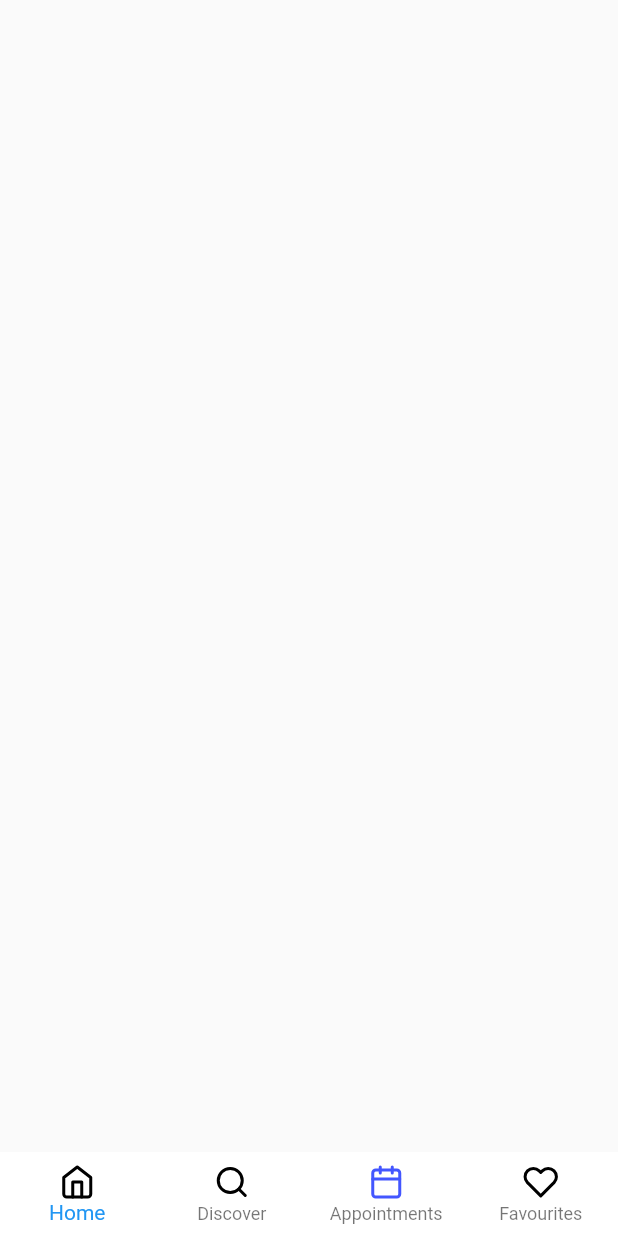
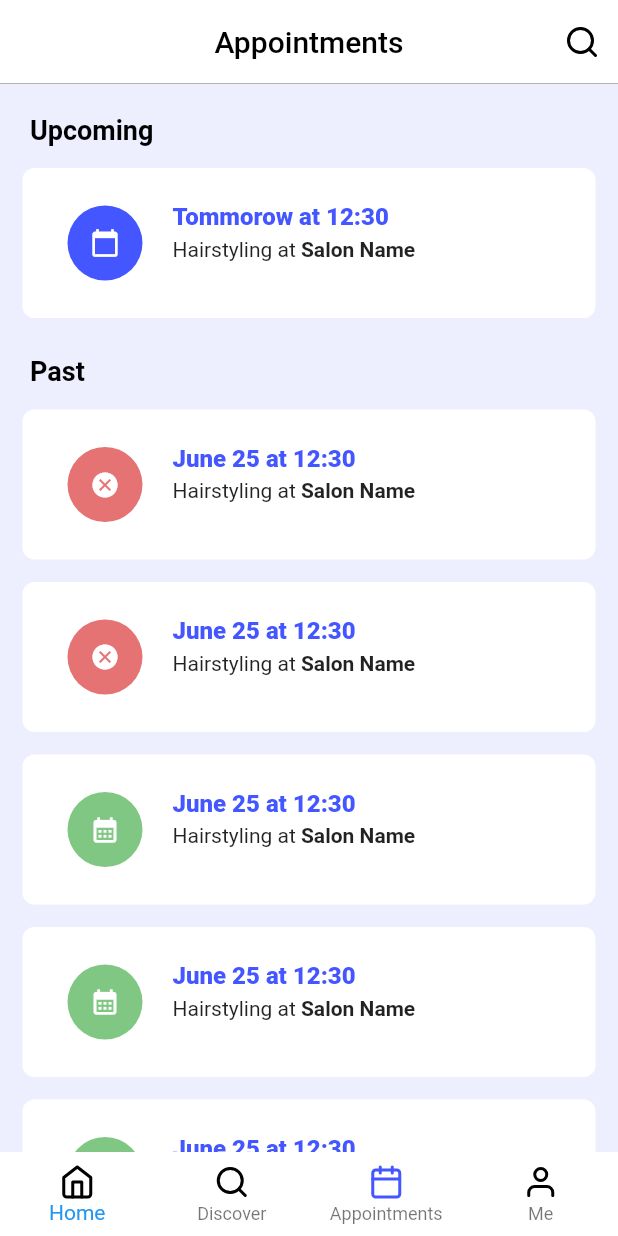
Before and after one commit to sanyogsr/hairon, a Flutter app: the screen it shows after launch, swiped to page 3, on a phone screen of 412 x 824 dp. Run offline on Flutter 3.47's test engine with Material 2 defaults, Android fonts, the phone set to English and light mode, and no system bars; our stand-ins replace flutter_dotenv, flutter_feather_icons, supabase_flutter; accounts and stored records are empty.

Commit message:
discover,appointmentscreen added

```diff
--- a/lib/features/presentation/Layouts/mobile_screen_layout.dart
+++ b/lib/features/presentation/Layouts/mobile_screen_layout.dart
@@ -78,10 +78,10 @@ class _MobileScreenLayoutState extends State<MobileScreenLayout> {
           ),
           BottomNavigationBarItem(
             icon: Icon(
-              FeatherIcons.heart,
+              FeatherIcons.user,
               color: _page == 3 ? primaryColor : Colors.black,
             ),
-            label: "Favourites",
+            label: "Me",
           ),
         ],
         onTap: navigationtopage,
--- a/lib/features/presentation/screens/appointment.dart
+++ /dev/null
@@ -1,10 +0,0 @@
-import 'package:flutter/material.dart';
-
-class Appointment extends StatelessWidget {
-const Appointment({ Key? key }) : super(key: key);
-
-  @override
-  Widget build(BuildContext context){
-    return Container();
-  }
-}
--- /dev/null
+++ b/lib/features/presentation/screens/appointment_screen.dart
@@ -0,0 +1,77 @@
+import 'package:flutter/material.dart';
+import 'package:flutter_feather_icons/flutter_feather_icons.dart';
+import 'package:hairon/features/presentation/widgets/appointmentScreen/appointment_history_list.dart';
+import 'package:hairon/features/presentation/widgets/appointmentScreen/upcoming_list.dart';
+import 'package:hairon/features/presentation/widgets/styling/theme/style.dart';
+
+class AppointmentScreen extends StatelessWidget {
+  const AppointmentScreen({Key? key}) : super(key: key);
+
+  @override
+  Widget build(BuildContext context) {
+    return Scaffold(
+      backgroundColor: fadeColor,
+      body: CustomScrollView(
+        physics: AlwaysScrollableScrollPhysics(parent: BouncingScrollPhysics()),
+        slivers: <Widget>[
+          SliverAppBar(
+            // scrolledUnderElevation: 1,
+            floating: false,
+            pinned: true,
+            backgroundColor: whiteColor,
+            actions: [
+              IconButton(
+                  onPressed: () {},
+                  icon: Icon(
+                    FeatherIcons.search,
+                    color: blackColor,
+                  ))
+            ],
+            flexibleSpace: Container(
+              decoration: BoxDecoration(
+                  border: Border(
+                      bottom: BorderSide(
+                          color: blackColor.withOpacity(.4), width: 0.5))),
+              child: FlexibleSpaceBar(
+                centerTitle: true,
+                title: Text(
+                  "Appointments",
+                  style: TextStyle(
+                    color: Colors.black,
+                    fontSize: 20,
+                    fontWeight: FontWeight.w500,
+                  ),
+                ),
+              ),
+            ),
+          ),
+          SliverToBoxAdapter(
+            child: Container(
+                margin: EdgeInsets.only(left: 20, top: 20),
+                child: Text(
+                  "Upcoming",
+                  style: TextStyle(
+                      color: blackColor,
+                      fontSize: 18,
+                      fontWeight: FontWeight.w600),
+                )),
+          ),
+          SliverPadding(padding: EdgeInsets.all(15), sliver: UpcomingList()),
+          SliverToBoxAdapter(
+            child: Container(
+                margin: EdgeInsets.only(left: 20),
+                child: Text(
+                  "Past",
+                  style: TextStyle(
+                      color: blackColor,
+                      fontSize: 18,
+                      fontWeight: FontWeight.w600),
+                )),
+          ),
+
+          SliverPadding(padding: EdgeInsets.all(15), sliver: AppointmentHistoryList()),
+        ],
+      ),
+    );
+  }
+}
--- /dev/null
+++ b/lib/features/presentation/widgets/appointmentScreen/upcoming_list.dart
@@ -0,0 +1,17 @@
+import 'package:flutter/cupertino.dart';
+import 'package:hairon/features/presentation/widgets/common/appointment_time_card.dart';
+import 'package:hairon/features/presentation/widgets/discoverscreen/salon_card.dart';
+import 'package:hairon/features/presentation/widgets/styling/theme/style.dart';
+
+Widget UpcomingList() {
+  return SliverList(
+      delegate: SliverChildBuilderDelegate(
+    (BuildContext context, int index) {
+      return AppointmentTimeCard(
+        isMarginNeeded: true,
+        color: whiteColor,
+      );
+    },
+    childCount: 1, // Replace with your item count
+  ));
+}
--- /dev/null
+++ b/lib/features/presentation/widgets/common/appointment_time_card.dart
@@ -0,0 +1,73 @@
+import 'package:flutter/material.dart';
+import 'package:hairon/features/presentation/widgets/styling/theme/style.dart';
+
+class AppointmentTimeCard extends StatelessWidget{
+  final bool? isMarginNeeded;
+  final Color color;
+  AppointmentTimeCard({Key? key,  this.isMarginNeeded, required this.color}): super(key: key);
+
+  @override
+  Widget build(BuildContext context){
+    return  Container(
+      margin: isMarginNeeded == true ? EdgeInsets.only(bottom: 10, ):  null
+
+           ,
+      height: 100,
+      width: MediaQuery.of(context).size.width,
+      decoration: BoxDecoration(
+          color: color,
+          borderRadius: BorderRadius.circular(8)),
+      child: Row(
+        children: [
+          Container(
+            margin: EdgeInsets.only(
+                top: 20, left: 30, bottom: 20),
+            height: 55,
+            width: 50,
+            decoration: BoxDecoration(
+                color: primaryColor,
+                shape: BoxShape.circle),
+            child: Icon(
+              Icons.calendar_today,
+              color: whiteColor,
+              size: 20,
+            ),
+          ),
+          Padding(
+            padding: const EdgeInsets.only(
+                top: 23, left: 20),
+            child: Column(
+              crossAxisAlignment:
+              CrossAxisAlignment.start,
+              children: [
+                Text(
+                  'Tommorow at 12:30',
+                  style: TextStyle(
+                      fontSize: 16,
+                      color: primaryColor,
+                      fontWeight: FontWeight.w800),
+                ),
+                SizedBox(
+                  height: 4,
+                ),
+                Row(
+                  children: [
+                    Text(
+                      'Hairstyling at ',
+                      style: TextStyle(),
+                    ),
+                    Text(
+                      'Salon Name',
+                      style: TextStyle(
+                          fontWeight: FontWeight.bold),
+                    )
+                  ],
+                )
+              ],
+            ),
+          )
+        ],
+      ),
+    );
+  }
+}
--- a/lib/features/presentation/widgets/homescreen/header_bar_widget.dart
+++ b/lib/features/presentation/widgets/homescreen/header_bar_widget.dart
@@ -38,7 +38,7 @@ class HeaderBarWidget extends StatelessWidget {
           ),
         ),
         CircleAvatar(
-          child: Text("pic"),
+          child: Image.asset("assets/man.png"),
           radius: 20,
           backgroundColor: Colors.grey,
         )
--- a/lib/features/presentation/widgets/styling/utils/utils.dart
+++ b/lib/features/presentation/widgets/styling/utils/utils.dart
@@ -1,5 +1,5 @@
 import 'package:flutter/material.dart';
-import 'package:hairon/features/presentation/screens/appointment.dart';
+import 'package:hairon/features/presentation/screens/appointment_screen.dart';
 import 'package:hairon/features/presentation/screens/discover_screen.dart';
 import 'package:hairon/features/presentation/screens/home_screen.dart';
 import 'package:hairon/features/presentation/screens/profile_screen.dart';
@@ -7,6 +7,6 @@ import 'package:hairon/features/presentation/screens/profile_screen.dart';
 List<Widget> homeScreenItems = [
   HomeScreen(),
   DiscoverScreen(),
-  Appointment(),
+  AppointmentScreen(),
   ProfileScreen(),
 ];
--- a/lib/on_generate_route.dart
+++ b/lib/on_generate_route.dart
@@ -2,7 +2,7 @@ import 'package:flutter/material.dart';
 import 'package:flutter/widgets.dart';
 import 'package:hairon/constants.dart';
 import 'package:hairon/features/presentation/Layouts/mobile_screen_layout.dart';
-import 'package:hairon/features/presentation/screens/appointment.dart';
+import 'package:hairon/features/presentation/screens/appointment_screen.dart';
 import 'package:hairon/features/presentation/screens/discover_screen.dart';
 import 'package:hairon/features/presentation/screens/home_screen.dart';
 import 'package:hairon/features/presentation/screens/profile_screen.dart';
@@ -26,7 +26,7 @@ class OnGenerateRoute {
         }
       case PageConst.appointmentScreen:
         {
-          return materialBuilder(widget: Appointment());
+          return materialBuilder(widget: AppointmentScreen());
         }
       case PageConst.profileScreen:
         {
```
Also changed, not shown: lib/features/presentation/screens/discover_screen.dart (+65 -10 lines), lib/features/presentation/screens/home_screen.dart (+2 -58 lines), lib/features/presentation/widgets/appointmentScreen/appointment_history_list.dart (added, +84 -0 lines), 1 other file.
